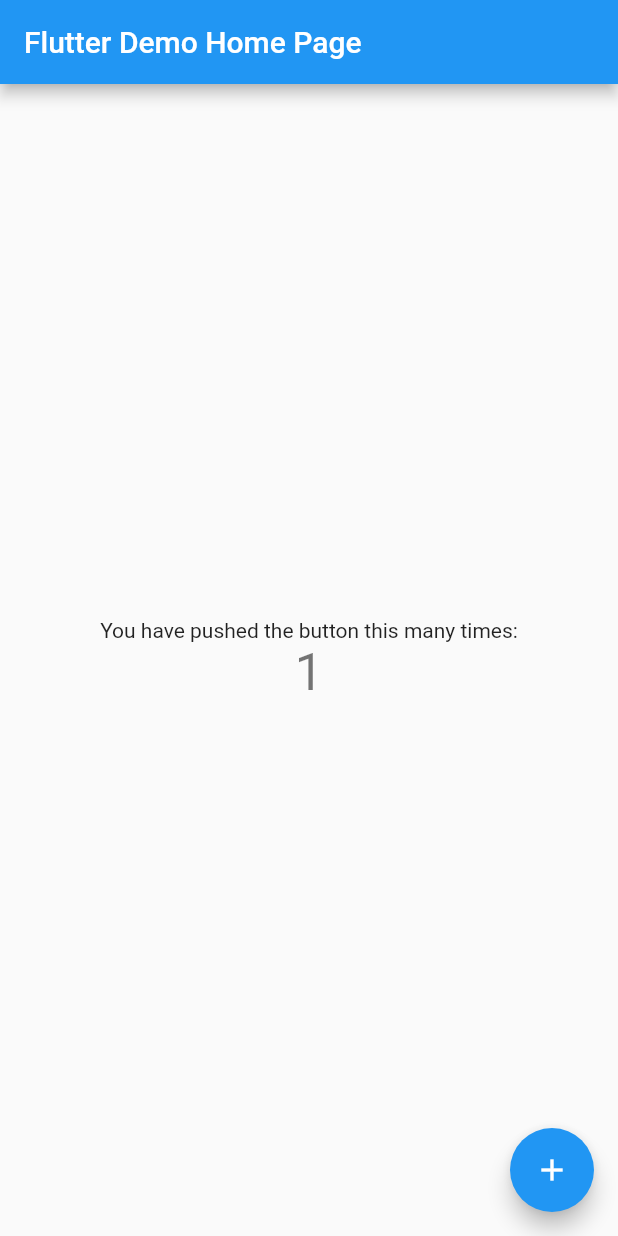
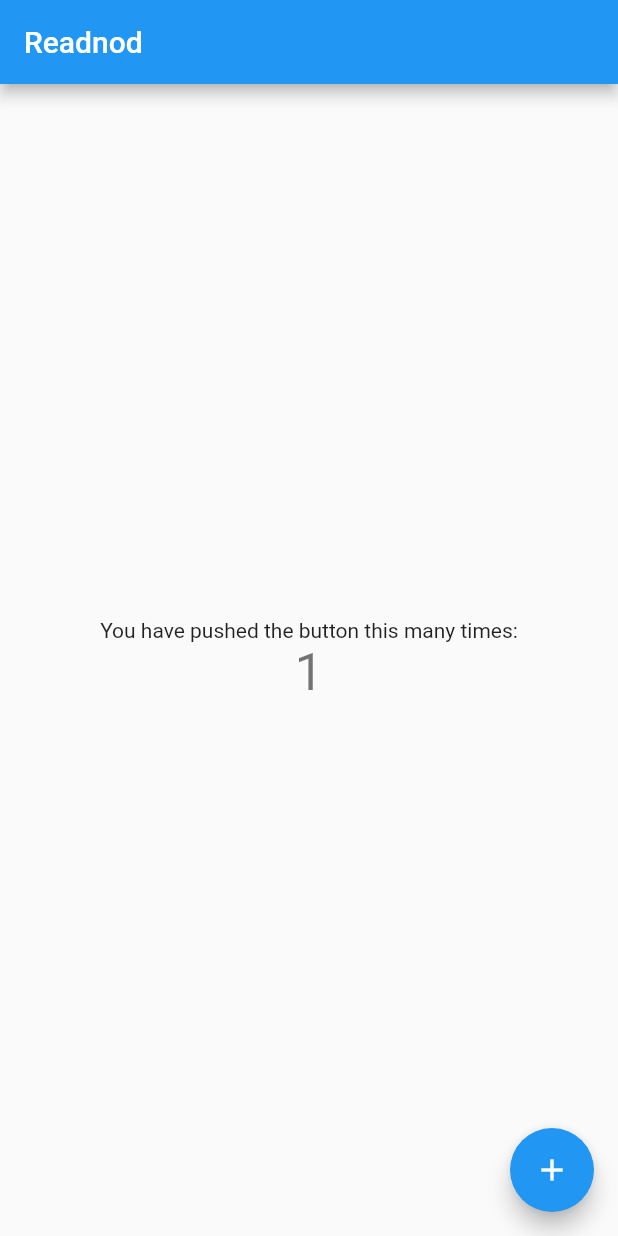
Before and after one commit to softwarehutpl/Flutter_ML_playground, a Flutter app: the screen it shows after launch, after a tap on the "add" icon, on a phone screen of 412 x 824 dp. Run offline on Flutter 3.47's test engine with Material 2 defaults, Android fonts, the phone set to English and light mode, and no system bars.

Commit message:
feat: added localization setup

```diff
--- /dev/null
+++ b/lib/Localizations.dart
@@ -0,0 +1,45 @@
+
+import 'package:flutter/material.dart';
+import 'package:intl/intl.dart';
+import 'package:readnod/l10n/messages_all.dart';
+
+class AppsLocalizations {
+
+  final String localeName;
+
+  AppsLocalizations({@required this.localeName});
+
+  static Future<AppsLocalizations> load(Locale locale) {
+    final String name = (locale.countryCode != null && locale.countryCode.isNotEmpty) ? locale.toString() : locale.languageCode;
+    final String localeName = Intl.canonicalizedLocale(name);
+    return initializeMessages(localeName).then((_) {
+      return AppsLocalizations(localeName: localeName);
+    });
+  }
+
+  static AppsLocalizations of(BuildContext context) {
+    return Localizations.of<AppsLocalizations>(context, AppsLocalizations);
+  }
+
+  String get title {
+    return Intl.message(
+        "Readnod",
+        name: 'title',
+        desc: 'Application title/name',
+        locale: localeName,
+    );
+  }
+}
+
+class AppsLocalizationsDelegate extends LocalizationsDelegate<AppsLocalizations> {
+  const AppsLocalizationsDelegate();
+
+  @override
+  bool isSupported(Locale locale) => ['en', 'pl'].contains(locale.languageCode);
+
+  @override
+  Future<AppsLocalizations> load(Locale locale) => AppsLocalizations.load(locale);
+
+  @override
+  bool shouldReload(AppsLocalizationsDelegate old) => false;
+}
--- /dev/null
+++ b/lib/l10n/messages_all.dart
@@ -0,0 +1,71 @@
+// DO NOT EDIT. This is code generated via package:intl/generate_localized.dart
+// This is a library that looks up messages for specific locales by
+// delegating to the appropriate library.
+
+// Ignore issues from commonly used lints in this file.
+// ignore_for_file:implementation_imports, file_names, unnecessary_new
+// ignore_for_file:unnecessary_brace_in_string_interps, directives_ordering
+// ignore_for_file:argument_type_not_assignable, invalid_assignment
+// ignore_for_file:prefer_single_quotes, prefer_generic_function_type_aliases
+// ignore_for_file:comment_references
+
+import 'dart:async';
+
+import 'package:intl/intl.dart';
+import 'package:intl/message_lookup_by_library.dart';
+import 'package:intl/src/intl_helpers.dart';
+
+import 'messages_en.dart' as messages_en;
+import 'messages_messages.dart' as messages_messages;
+import 'messages_pl.dart' as messages_pl;
+
+typedef Future<dynamic> LibraryLoader();
+Map<String, LibraryLoader> _deferredLibraries = {
+  'en': () => new Future.value(null),
+  'messages': () => new Future.value(null),
+  'pl': () => new Future.value(null),
+};
+
+MessageLookupByLibrary _findExact(String localeName) {
+  switch (localeName) {
+    case 'en':
+      return messages_en.messages;
+    case 'messages':
+      return messages_messages.messages;
+    case 'pl':
+      return messages_pl.messages;
+    default:
+      return null;
+  }
+}
+
+/// User programs should call this before using [localeName] for messages.
+Future<bool> initializeMessages(String localeName) async {
+  var availableLocale = Intl.verifiedLocale(
+    localeName,
+    (locale) => _deferredLibraries[locale] != null,
+    onFailure: (_) => null);
+  if (availableLocale == null) {
+    return new Future.value(false);
+  }
+  var lib = _deferredLibraries[availableLocale];
+  await (lib == null ? new Future.value(false) : lib());
+  initializeInternalMessageLookup(() => new CompositeMessageLookup());
+  messageLookup.addLocale(availableLocale, _findGeneratedMessagesFor);
+  return new Future.value(true);
+}
+
+bool _messagesExistFor(String locale) {
+  try {
+    return _findExact(locale) != null;
+  } catch (e) {
+    return false;
+  }
+}
+
+MessageLookupByLibrary _findGeneratedMessagesFor(String locale) {
+  var actualLocale = Intl.verifiedLocale(locale, _messagesExistFor,
+      onFailure: (_) => null);
+  if (actualLocale == null) return null;
+  return _findExact(actualLocale);
+}
--- a/lib/main.dart
+++ b/lib/main.dart
@@ -1,45 +1,35 @@
 import 'package:flutter/material.dart';
+import 'package:flutter_localizations/flutter_localizations.dart';
+import 'package:readnod/Localizations.dart';
 
 void main() {
   runApp(MyApp());
 }
 
 class MyApp extends StatelessWidget {
-  // This widget is the root of your application.
   @override
   Widget build(BuildContext context) {
     return MaterialApp(
-      title: 'Flutter Demo',
+      localizationsDelegates: [
+        const AppsLocalizationsDelegate(),
+        GlobalMaterialLocalizations.delegate,
+        GlobalWidgetsLocalizations.delegate,
+        GlobalCupertinoLocalizations.delegate,
+      ],
+      supportedLocales: [
+        const Locale.fromSubtags(languageCode: 'en'),
+        const Locale.fromSubtags(languageCode: 'pl'),
+      ],
       theme: ThemeData(
-        // This is the theme of your application.
-        //
-        // Try running your application with "flutter run". You'll see the
-        // application has a blue toolbar. Then, without quitting the app, try
-        // changing the primarySwatch below to Colors.green and then invoke
-        // "hot reload" (press "r" in the console where you ran "flutter run",
-        // or simply save your changes to "hot reload" in a Flutter IDE).
-        // Notice that the counter didn't reset back to zero; the application
-        // is not restarted.
         primarySwatch: Colors.blue,
       ),
-      home: MyHomePage(title: 'Flutter Demo Home Page'),
+      home: MyHomePage(),
     );
   }
 }
 
 class MyHomePage extends StatefulWidget {
-  MyHomePage({Key key, this.title}) : super(key: key);
-
-  // This widget is the home page of your application. It is stateful, meaning
-  // that it has a State object (defined below) that contains fields that affect
-  // how it looks.
-
-  // This class is the configuration for the state. It holds the values (in this
-  // case the title) provided by the parent (in this case the App widget) and
-  // used by the build method of the State. Fields in a Widget subclass are
-  // always marked "final".
-
-  final String title;
+  MyHomePage({Key key}) : super(key: key);
 
   @override
   _MyHomePageState createState() => _MyHomePageState();
@@ -50,47 +40,18 @@ class _MyHomePageState extends State<MyHomePage> {
 
   void _incrementCounter() {
     setState(() {
-      // This call to setState tells the Flutter framework that something has
-      // changed in this State, which causes it to rerun the build method below
-      // so that the display can reflect the updated values. If we changed
-      // _counter without calling setState(), then the build method would not be
-      // called again, and so nothing would appear to happen.
       _counter++;
     });
   }
 
   @override
   Widget build(BuildContext context) {
-    // This method is rerun every time setState is called, for instance as done
-    // by the _incrementCounter method above.
-    //
-    // The Flutter framework has been optimized to make rerunning build methods
-    // fast, so that you can just rebuild anything that needs updating rather
-    // than having to individually change instances of widgets.
     return Scaffold(
       appBar: AppBar(
-        // Here we take the value from the MyHomePage object that was created by
-        // the App.build method, and use it to set our appbar title.
-        title: Text(widget.title),
+        title: Text(AppsLocalizations.of(context).title),
       ),
       body: Center(
-        // Center is a layout widget. It takes a single child and positions it
-        // in the middle of the parent.
         child: Column(
-          // Column is also a layout widget. It takes a list of children and
-          // arranges them vertically. By default, it sizes itself to fit its
-          // children horizontally, and tries to be as tall as its parent.
-          //
-          // Invoke "debug painting" (press "p" in the console, choose the
-          // "Toggle Debug Paint" action from the Flutter Inspector in Android
-          // Studio, or the "Toggle Debug Paint" command in Visual Studio Code)
-          // to see the wireframe for each widget.
-          //
-          // Column has various properties to control how it sizes itself and
-          // how it positions its children. Here we use mainAxisAlignment to
-          // center the children vertically; the main axis here is the vertical
-          // axis because Columns are vertical (the cross axis would be
-          // horizontal).
           mainAxisAlignment: MainAxisAlignment.center,
           children: <Widget>[
             Text(
@@ -107,7 +68,7 @@ class _MyHomePageState extends State<MyHomePage> {
         onPressed: _incrementCounter,
         tooltip: 'Increment',
         child: Icon(Icons.add),
-      ), // This trailing comma makes auto-formatting nicer for build methods.
+      ),
     );
   }
 }
```
Also changed, not shown: lib/l10n/intl_en.arb (added, +9 -0 lines), lib/l10n/intl_messages.arb (added, +9 -0 lines), lib/l10n/intl_pl.arb (added, +9 -0 lines), lib/l10n/messages_en.dart (added, +26 -0 lines), lib/l10n/messages_messages.dart (added, +26 -0 lines), lib/l10n/messages_pl.dart (added, +26 -0 lines), pubspec.yaml (+4 -43 lines), pubspec.lock.
